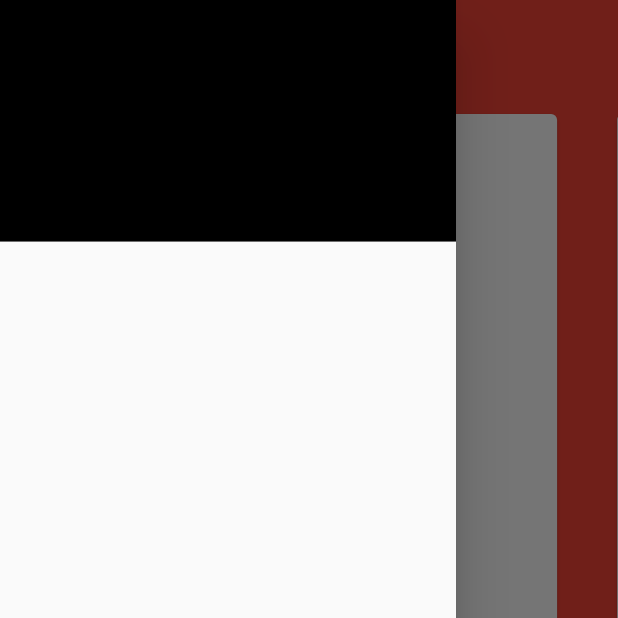
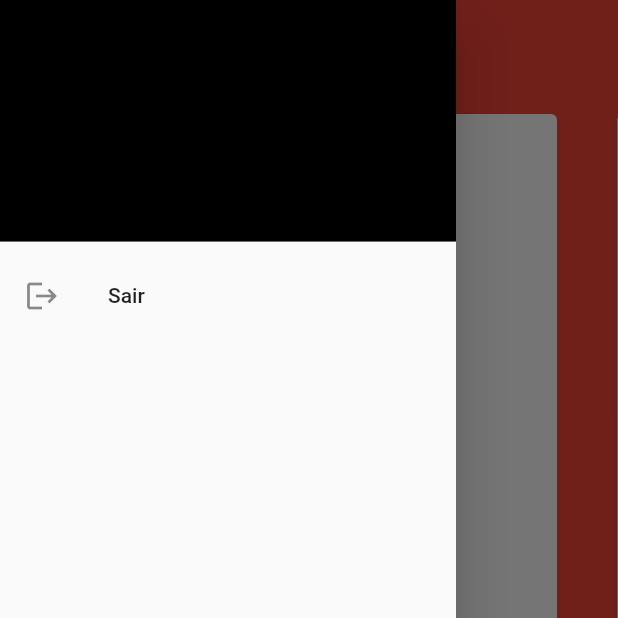
Before and after one commit to ReniDelonzek/app_phrases, a Flutter app: the HomePage screen opened directly, with the side drawer open, on a phone screen of 412 x 824 dp, the top half of it. Run offline on Flutter 3.47's test engine with Material 2 defaults, Android fonts, the phone set to English and light mode, and no system bars; drawn by our look-alikes of flutter_carousel_widget; our stand-ins replace dio, firebase_auth, firebase_core, flutter_mobx, get_it, mobx; accounts and stored records are empty; generated files the repository leaves out were written again.

Commit message:
feat: logout in home_page

```diff
--- a/lib/data/repositories/auth_repository_impl.dart
+++ b/lib/data/repositories/auth_repository_impl.dart
@@ -65,4 +65,9 @@ class AuthRepositoryImpl implements AuthRepository {
   Future<bool> isLogged() {
     return authDatasource.isLogged();
   }
+
+  @override
+  Future<bool> logOut() {
+    return authDatasource.logOut();
+  }
 }
--- a/lib/domain/repositories/auth_repository.dart
+++ b/lib/domain/repositories/auth_repository.dart
@@ -9,4 +9,6 @@ abstract class AuthRepository {
   Future<String?> getToken({bool forceRefresh});
 
   Future<bool> isLogged();
+
+  Future<bool> logOut();
 }
--- a/lib/domain/usecases/login_usecase.dart
+++ b/lib/domain/usecases/login_usecase.dart
@@ -13,4 +13,8 @@ class LoginUseCase {
   Future<UserEntity> loginWithEmailPassoword(String email, String password) {
     return repository.loginWithEmailPassoword(email, password);
   }
+
+  Future<bool> logout() {
+    return repository.logOut();
+  }
 }
--- a/lib/main.dart
+++ b/lib/main.dart
@@ -13,8 +13,7 @@ Future<void> main() async {
   await Firebase.initializeApp(
     options: DefaultFirebaseOptions.currentPlatform,
   );
-  bool isLogged = false;
-  await get.get<AuthRepository>().isLogged();
+  bool isLogged = await get.get<AuthRepository>().isLogged();
   runApp(MaterialApp(
     theme: ThemeData(primaryColor: Colors.red),
     home: isLogged ? const HomePage() : const LoginPage(),
--- a/lib/presentation/pages/home/home_page.dart
+++ b/lib/presentation/pages/home/home_page.dart
@@ -1,5 +1,7 @@
 import 'package:app_phrases/domain/entities/phrase.dart';
+import 'package:app_phrases/domain/usecases/login_usecase.dart';
 import 'package:app_phrases/presentation/pages/home/home_controller.dart';
+import 'package:app_phrases/presentation/pages/login/login_page.dart';
 import 'package:flutter/material.dart';
 import 'package:flutter_carousel_widget/flutter_carousel_widget.dart';
 
@@ -22,8 +24,8 @@ class _HomePageState extends State<HomePage> {
         elevation: 0,
       ),
       drawer: Drawer(
-        child: Column(children: const [
-          UserAccountsDrawerHeader(
+        child: Column(children: [
+          const UserAccountsDrawerHeader(
             accountName: Text(
               '',
               style: TextStyle(color: Colors.white),
@@ -32,6 +34,14 @@ class _HomePageState extends State<HomePage> {
             currentAccountPicture: Icon(Icons.person),
             decoration: BoxDecoration(color: Colors.black),
           ),
+          ListTile(
+              title: const Text('Sair'),
+              leading: const Icon(Icons.logout),
+              onTap: () async {
+                await LoginUseCase().logout();
+                Navigator.pushReplacement(context,
+                    MaterialPageRoute(builder: (_) => const LoginPage()));
+              })
         ]),
       ),
       body: Column(
--- a/pubspec.yaml
+++ b/pubspec.yaml
@@ -64,13 +64,7 @@ dev_dependencies:
 
 # The following section is specific to Flutter.
 flutter:
-
-  # The following line ensures that the Material Icons font is
-  # included with your application, so that you can use the icons in
-  # the material Icons class.
   uses-material-design: true
-
-  # To add assets to your application, add an assets section, like this:
   assets:
     - assets/
   #   - images/a_dot_ham.jpeg
```
Also changed, not shown: lib/data/datasources/auth_datasource.dart (+8 -0 lines).
